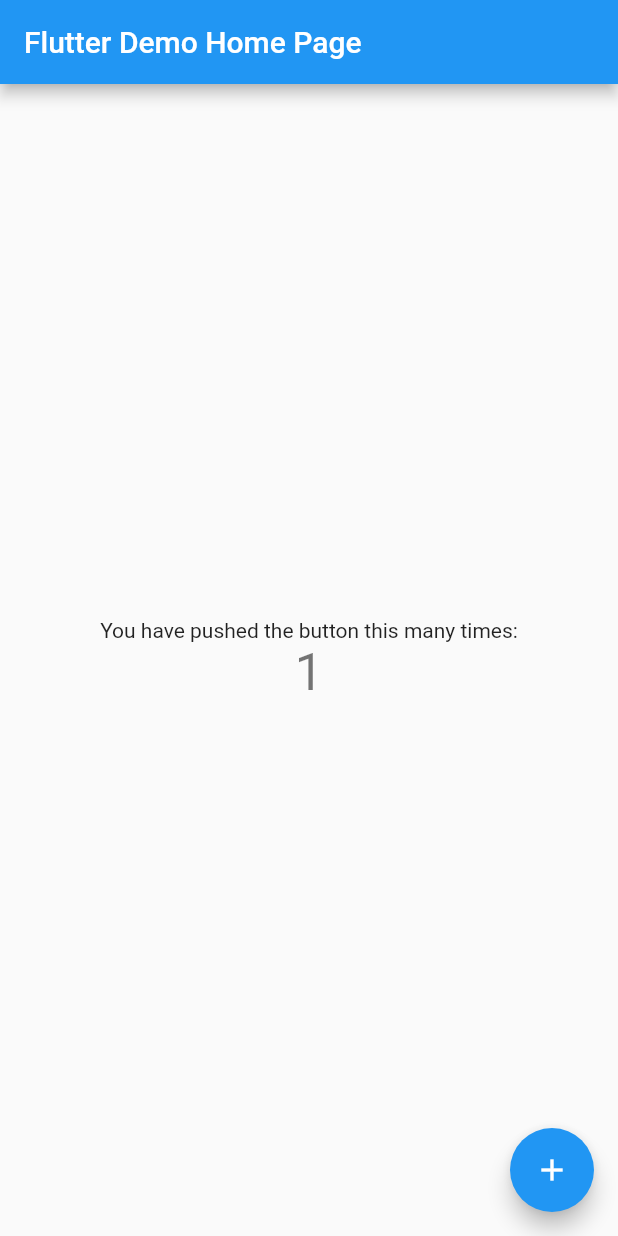
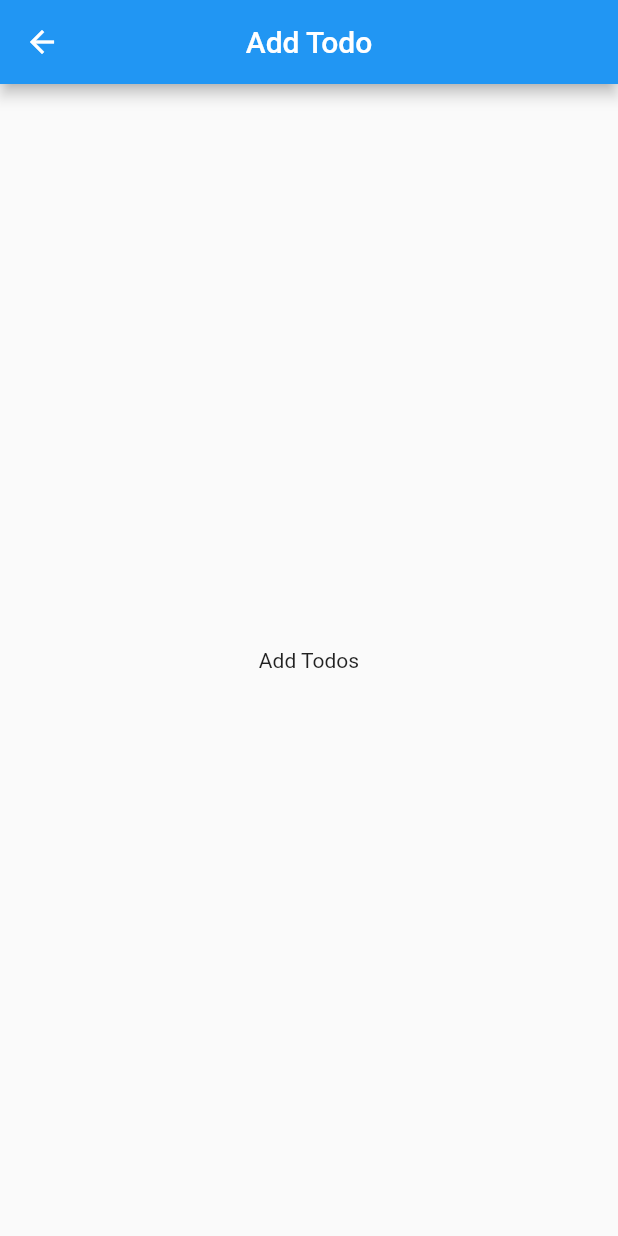
Before and after one commit to MatthieuNadeau96/todos, a Flutter app: the screen it shows after launch, after a tap on the "add" icon, on a phone screen of 412 x 824 dp. Run offline on Flutter 3.47's test engine with Material 2 defaults, Android fonts, the phone set to English and light mode, and no system bars.

Commit message:
Create screens folder, Create HomeScreen & AddTodoScreen

```diff
--- a/lib/main.dart
+++ b/lib/main.dart
@@ -1,4 +1,5 @@
 import 'package:flutter/material.dart';
+import 'package:todos/screens/home_screen.dart';
 
 void main() {
   runApp(const MyApp());
@@ -7,109 +8,15 @@ void main() {
 class MyApp extends StatelessWidget {
   const MyApp({super.key});
 
-  // This widget is the root of your application.
   @override
   Widget build(BuildContext context) {
     return MaterialApp(
-      title: 'Flutter Demo',
+      debugShowCheckedModeBanner: false,
+      title: 'Todos',
       theme: ThemeData(
-        // This is the theme of your application.
-        //
-        // Try running your application with "flutter run". You'll see the
-        // application has a blue toolbar. Then, without quitting the app, try
-        // changing the primarySwatch below to Colors.green and then invoke
-        // "hot reload" (press "r" in the console where you ran "flutter run",
-        // or simply save your changes to "hot reload" in a Flutter IDE).
-        // Notice that the counter didn't reset back to zero; the application
-        // is not restarted.
         primarySwatch: Colors.blue,
       ),
-      home: const MyHomePage(title: 'Flutter Demo Home Page'),
+      home: const HomeScreen(),
     );
   }
 }
-
-class MyHomePage extends StatefulWidget {
-  const MyHomePage({super.key, required this.title});
-
-  // This widget is the home page of your application. It is stateful, meaning
-  // that it has a State object (defined below) that contains fields that affect
-  // how it looks.
-
-  // This class is the configuration for the state. It holds the values (in this
-  // case the title) provided by the parent (in this case the App widget) and
-  // used by the build method of the State. Fields in a Widget subclass are
-  // always marked "final".
-
-  final String title;
-
-  @override
-  State<MyHomePage> createState() => _MyHomePageState();
-}
-
-class _MyHomePageState extends State<MyHomePage> {
-  int _counter = 0;
-
-  void _incrementCounter() {
-    setState(() {
-      // This call to setState tells the Flutter framework that something has
-      // changed in this State, which causes it to rerun the build method below
-      // so that the display can reflect the updated values. If we changed
-      // _counter without calling setState(), then the build method would not be
-      // called again, and so nothing would appear to happen.
-      _counter++;
-    });
-  }
-
-  @override
-  Widget build(BuildContext context) {
-    // This method is rerun every time setState is called, for instance as done
-    // by the _incrementCounter method above.
-    //
-    // The Flutter framework has been optimized to make rerunning build methods
-    // fast, so that you can just rebuild anything that needs updating rather
-    // than having to individually change instances of widgets.
-    return Scaffold(
-      appBar: AppBar(
-        // Here we take the value from the MyHomePage object that was created by
-        // the App.build method, and use it to set our appbar title.
-        title: Text(widget.title),
-      ),
-      body: Center(
-        // Center is a layout widget. It takes a single child and positions it
-        // in the middle of the parent.
-        child: Column(
-          // Column is also a layout widget. It takes a list of children and
-          // arranges them vertically. By default, it sizes itself to fit its
-          // children horizontally, and tries to be as tall as its parent.
-          //
-          // Invoke "debug painting" (press "p" in the console, choose the
-          // "Toggle Debug Paint" action from the Flutter Inspector in Android
-          // Studio, or the "Toggle Debug Paint" command in Visual Studio Code)
-          // to see the wireframe for each widget.
-          //
-          // Column has various properties to control how it sizes itself and
-          // how it positions its children. Here we use mainAxisAlignment to
-          // center the children vertically; the main axis here is the vertical
-          // axis because Columns are vertical (the cross axis would be
-          // horizontal).
-          mainAxisAlignment: MainAxisAlignment.center,
-          children: <Widget>[
-            const Text(
-              'You have pushed the button this many times:',
-            ),
-            Text(
-              '$_counter',
-              style: Theme.of(context).textTheme.headline4,
-            ),
-          ],
-        ),
-      ),
-      floatingActionButton: FloatingActionButton(
-        onPressed: _incrementCounter,
-        tooltip: 'Increment',
-        child: const Icon(Icons.add),
-      ), // This trailing comma makes auto-formatting nicer for build methods.
-    );
-  }
-}
--- /dev/null
+++ b/lib/screens/add_todo_screen.dart
@@ -0,0 +1,18 @@
+import 'package:flutter/material.dart';
+import 'package:flutter/src/widgets/container.dart';
+import 'package:flutter/src/widgets/framework.dart';
+
+class AddTodoScreen extends StatelessWidget {
+  const AddTodoScreen({super.key});
+
+  @override
+  Widget build(BuildContext context) {
+    return Scaffold(
+      appBar: AppBar(
+        centerTitle: true,
+        title: const Text('Add Todo'),
+      ),
+      body: const Center(child: Text('Add Todos')),
+    );
+  }
+}
--- /dev/null
+++ b/lib/screens/home_screen.dart
@@ -0,0 +1,34 @@
+import 'package:flutter/material.dart';
+import 'package:flutter/src/widgets/container.dart';
+import 'package:flutter/src/widgets/framework.dart';
+import 'package:todos/screens/add_todo_screen.dart';
+
+class HomeScreen extends StatelessWidget {
+  const HomeScreen({super.key});
+
+  @override
+  Widget build(BuildContext context) {
+    return Scaffold(
+      appBar: AppBar(
+        centerTitle: true,
+        title: const Text('Todos'),
+        actions: [
+          IconButton(
+            onPressed: () {
+              Navigator.push(
+                context,
+                MaterialPageRoute(
+                  builder: (context) => const AddTodoScreen(),
+                ),
+              );
+            },
+            icon: const Icon(
+              Icons.add,
+            ),
+          ),
+        ],
+      ),
+      body: Center(child: Text('Home')),
+    );
+  }
+}
```
